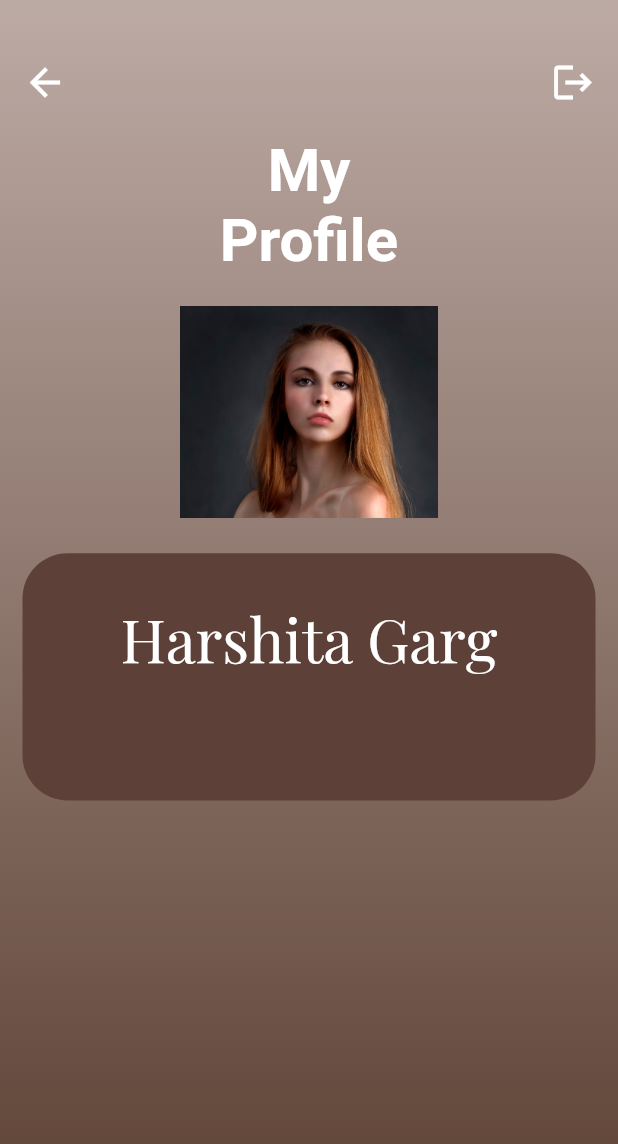
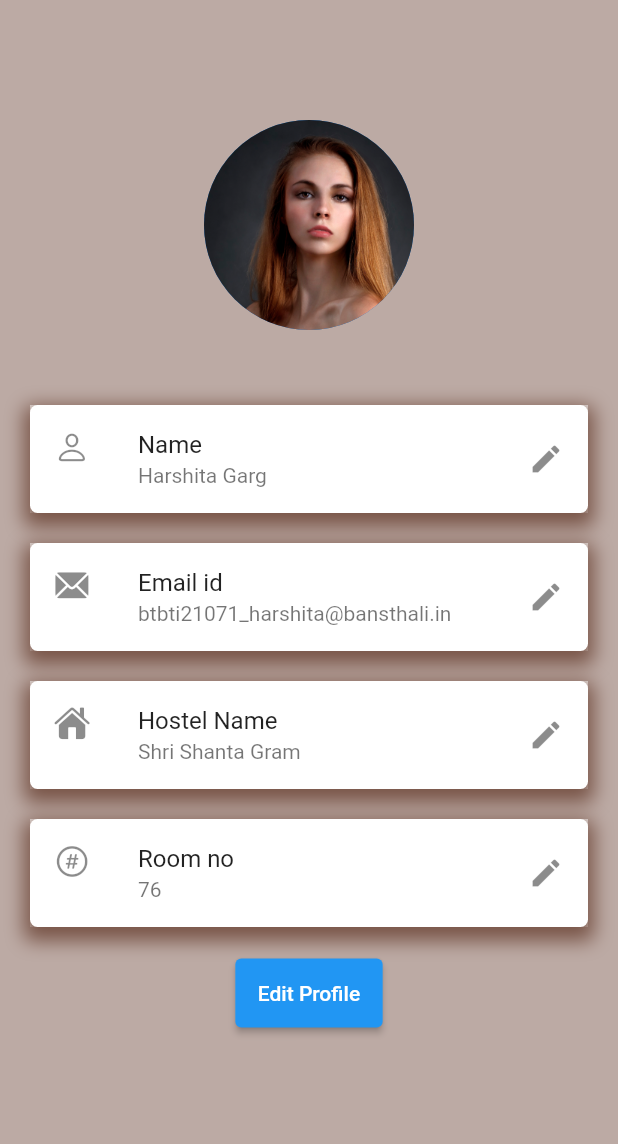
Before and after one commit to architapatro02/hostelbites, a Flutter app: the ProfileScreen screen opened directly, on a phone screen of 412 x 824 dp. Shown: the top 1144 px of the screen. Run offline on Flutter 3.47's test engine with Material 3 defaults, Android fonts, the phone set to English and light mode, and no system bars; our stand-ins replace cloud_firestore, firebase_auth, firebase_core, google_fonts, google_sign_in, lottie; accounts and stored records are empty; Roboto replaces fonts that are missing (Aladin).

Commit message:
profile page

```diff
--- a/lib/user/profile.dart
+++ b/lib/user/profile.dart
@@ -1,114 +1,63 @@
+import 'package:flutter/cupertino.dart';
 import 'package:flutter/material.dart';
-import 'package:google_fonts/google_fonts.dart';
 class ProfileScreen extends StatelessWidget {
-
   @override
   Widget build(BuildContext context) {
-    double width =MediaQuery.of(context).size.width;
-    double height =MediaQuery.of(context).size.height;
-    return Stack(
-      fit: StackFit.expand,
-      children: [
-        Container(
-          decoration: BoxDecoration(
-            gradient: LinearGradient(colors: [
-              Color.fromRGBO(92 , 64, 51, 1),
-              Color.fromRGBO(188, 170, 164, 1),
-            ],
-              begin: FractionalOffset.bottomCenter,
-              end: FractionalOffset.topCenter,
-            ),
-          ),
-        ),
-        Scaffold(
-          backgroundColor:Colors.transparent ,
-          body: SingleChildScrollView(
-            child: Padding(
-              padding: const EdgeInsets.symmetric(horizontal: 15,vertical: 40),
+    return Scaffold(
+      backgroundColor: Colors.brown[200],
+      body: Padding(
+        padding: const EdgeInsets.all(20),
         child: Column(
           children: [
-                  Row(
-                    mainAxisAlignment: MainAxisAlignment.spaceBetween,
-                    children: [
-                      Icon(
-                          Icons.arrow_back,
-                          size: 30,
-                          color: Colors.white),
-                      Icon(
-                          Icons.logout,
-                          size: 30,
-                          color: Colors.white),
-                    ],
+            const SizedBox(height: 60),
+            CircleAvatar(
+              radius: 70,
+              backgroundImage: AssetImage('assets/images/profile.png'),
             ),
-                  SizedBox(
-                      height: 20),
-                  Text(
-                      'My\nProfile',
-                      textAlign: TextAlign.center,
-                      style: GoogleFonts.aladin(fontSize: 40,fontWeight: FontWeight.bold,color: Colors.white)
+            const SizedBox(height: 50),
+            itemProfile('Name', 'Harshita Garg', CupertinoIcons.person),
+            const SizedBox(height: 20),
+            itemProfile('Email id', 'btbti21071_harshita@bansthali.in', CupertinoIcons.mail_solid),
+            const SizedBox(height: 20),
+            itemProfile('Hostel Name', 'Shri Shanta Gram', CupertinoIcons.house_fill),
+            const SizedBox(height: 20),
+            itemProfile('Room no', '76', CupertinoIcons.number_circle),
+            const SizedBox(height: 20),
+            ElevatedButton(
+                onPressed:(){},
+                style: ElevatedButton.styleFrom(
+                  padding:
+                  const EdgeInsets.all(15),
                 ),
-                  SizedBox(
-                      height: 20),
-                  Container(
-                    height: height*0.4 ,
-                    //color: Colors.brown[900],
-                    child: LayoutBuilder(
-                      builder: (context,constraints) {
-                        double innerHeight = constraints.maxHeight;
-                        double innerwidth = constraints.maxWidth;
-                        return Stack(
-                          fit: StackFit.expand,
-                          children: [
-                            Positioned(
-                              bottom: 0,
-                              left: 0,
-                              right: 0,
-                              child: Container(
-                                height: innerHeight * 0.5,
-                                width: innerwidth,
-                                decoration: BoxDecoration(
-                                  borderRadius: BorderRadius.circular(30),
-                                  color: Colors.brown[700],
-                                ),
-                                child: Column(
-                                  children: [
-                                    SizedBox(
-                                      height: 30,
-                                    ),
-                                    Text(
-                                        'Harshita Garg',
-                                        style: GoogleFonts.playfairDisplay(color: Colors.white,fontSize: 40)
-                                    ),
-                                  ],
-                                ),
-                              ),
-                            ),
-                            Positioned(
-                              top:0,
-                              left:0,
-                              right:0,
-                              child: Center(
-                                child: Container(
                 child:
-                                  Image.asset(
-                                    'assets/images/profile.png',
-                                    width:innerwidth*0.45,
-                                    fit: BoxFit.fitWidth,
-                                  ),
-                                ),
-                              ),
-                            ) ,
-                          ],
-                        );
-                      },
-                    ),
+                const Text('Edit Profile')
             )
           ],
         ),
       ),
+    );
+  }
+  itemProfile(String title,String subtitle,IconData iconData){
+    return Container(
+      decoration: BoxDecoration(
+          color: Colors.white,
+          borderRadius: BorderRadius.circular(5),
+          boxShadow:[
+            BoxShadow(
+                offset: Offset(0,5),
+                color: Colors.brown.withOpacity(1),
+                spreadRadius: 4,
+                blurRadius: 10
+            )
+          ]
       ),
-        )
-      ],
+      child: ListTile(
+        title: Text(title),
+        subtitle:  Text(subtitle),
+        leading: Icon(iconData),
+        trailing: Icon(Icons.edit,color: Colors.black45),
+        tileColor: Colors.white,
+      ),
     );
   }
 }
```
Also changed, not shown: assets/images/dp.jpg (added), 1 other file. Lines whose indentation alone changed are shown as unchanged.
